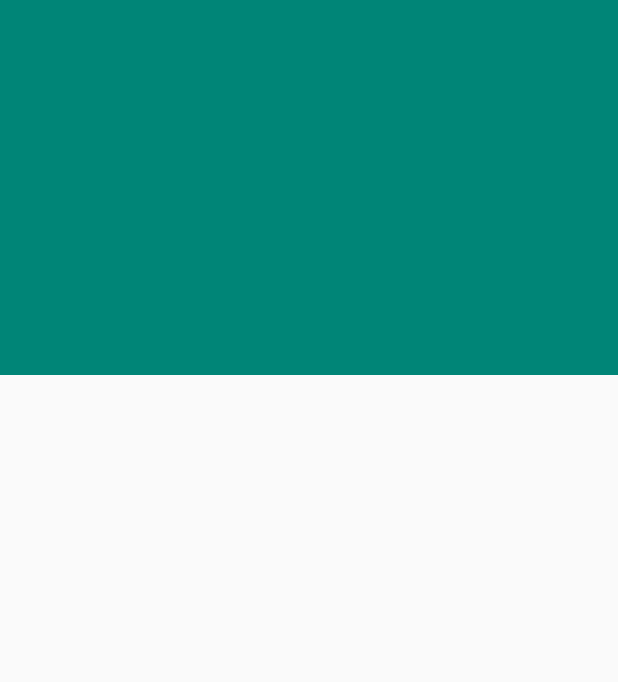
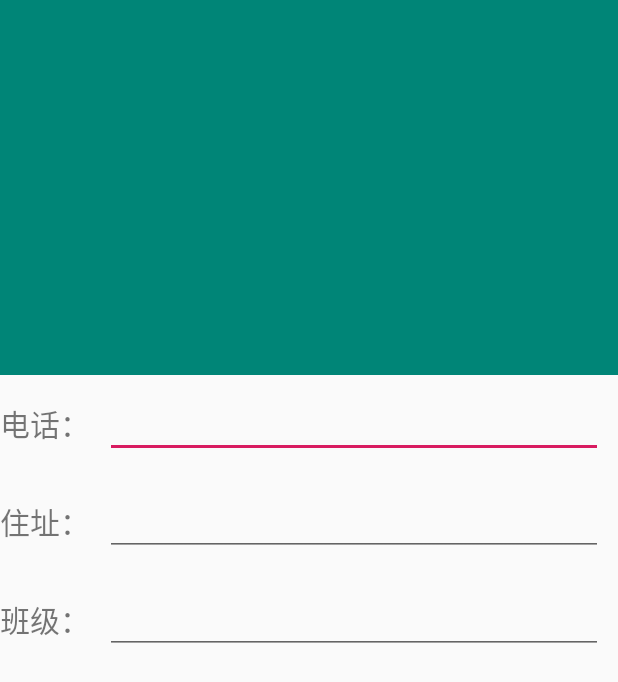
Before and after one commit to PJohnathan/address_book, an Android app: the layout activity_detail.xml on its own in the app's theme, with its tools: preview values and no code run, on a phone screen of 412 x 824 dp. Shown: the top 682 px of the screen. Run offline under Robolectric (Android 15) with nearby library versions, the phone set to English and light mode, and no system bars.

Commit message:
加入添加信息界面

```diff
--- a/app/build.gradle
+++ b/app/build.gradle
@@ -25,4 +25,7 @@ dependencies {
     testImplementation 'junit:junit:4.12'
     androidTestImplementation 'com.android.support.test:runner:1.0.2'
     androidTestImplementation 'com.android.support.test.espresso:espresso-core:3.0.2'
+
+    implementation 'com.android.support:design:28.0.0'
+
 }
--- a/app/src/main/AndroidManifest.xml
+++ b/app/src/main/AndroidManifest.xml
@@ -17,7 +17,10 @@
             </intent-filter>
         </activity>
         <activity android:name=".tongxunlu" />
-        <activity android:name=".Detail"></activity>
+        <activity android:name=".Detail"
+            android:theme="@style/Detail">
+
+        </activity>
     </application>
 
 </manifest>
--- a/app/src/main/res/layout/activity_detail.xml
+++ b/app/src/main/res/layout/activity_detail.xml
@@ -9,12 +9,94 @@
         android:layout_width="match_parent"
         android:layout_height="250dp">
 
-    <android.support.design.widget.CollapsingToolbarLayout
-        android:id="@+id/collapsing_bar"
+        <android.support.design.widget.CollapsingToolbarLayout
+            android:id="@+id/collapsing_toolbar"
+            android:layout_width="match_parent"
+            android:layout_height="match_parent"
+            android:contentDescription="?attr/colorPrimary"
+            android:fitsSystemWindows="true"
+            android:theme="@style/ThemeOverlay.AppCompat.Dark.ActionBar"
+            app:layout_scrollFlags="scroll|exitUntilCollapsed">
+
+            <ImageView
+                android:id="@+id/student_image_view"
+                android:layout_width="match_parent"
+                android:layout_height="match_parent"
+                android:fitsSystemWindows="true"
+                android:scaleType="centerCrop"
+                app:layout_collapseMode="parallax" />
+
+            <android.support.v7.widget.Toolbar
+                android:layout_width="match_parent"
+                android:layout_height="?attr/actionBarSize"
+                app:layout_collapseMode="pin" />
+
+        </android.support.design.widget.CollapsingToolbarLayout>
+    </android.support.design.widget.AppBarLayout>
+
+    <android.support.v4.widget.NestedScrollView
         android:layout_width="match_parent"
         android:layout_height="match_parent"
-        android:theme="@style/ThemeOvwelay.Appcampat.Dark.Actionbar"
-        app:contentScrim="?attr/colorPrimary"
-        app:layout_scrollFlags="scroll|exitUntilCollapsed" />
-    </android.support.design.widget.AppBarLayout>
+        app:layout_behavior="@string/appbar_scrolling_view_behavior">
+
+        <LinearLayout
+            android:orientation="vertical"
+            android:layout_width="match_parent"
+            android:layout_height="match_parent">
+
+            <LinearLayout
+                android:layout_width="match_parent"
+                android:layout_height="wrap_content">
+
+                <TextView
+                    android:layout_width="wrap_content"
+                    android:layout_height="wrap_content"
+                    android:text="电话："
+                    android:layout_gravity="center"
+                    android:textSize="20sp"/>
+                <EditText
+                    android:id="@+id/teltphone_text"
+                    android:layout_width="0dp"
+                    android:layout_height="wrap_content"
+                    android:layout_margin="10dp"
+                    android:layout_weight="1"/>
+            </LinearLayout>
+
+            <LinearLayout
+                android:layout_width="match_parent"
+                android:layout_height="wrap_content">
+
+                <TextView
+                    android:layout_width="wrap_content"
+                    android:layout_height="wrap_content"
+                    android:text="住址："
+                    android:layout_gravity="center"
+                    android:textSize="20sp"/>
+                <EditText
+                    android:id="@+id/address_text"
+                    android:layout_width="0dp"
+                    android:layout_height="wrap_content"
+                    android:layout_margin="10dp"
+                    android:layout_weight="1"/>
+            </LinearLayout>
+            <LinearLayout
+                android:layout_width="match_parent"
+                android:layout_height="wrap_content">
+
+                <TextView
+                    android:layout_width="wrap_content"
+                    android:layout_height="wrap_content"
+                    android:text="班级："
+                    android:layout_gravity="center"
+                    android:textSize="20sp"/>
+                <EditText
+                    android:id="@+id/class_text"
+                    android:layout_width="0dp"
+                    android:layout_height="wrap_content"
+                    android:layout_margin="10dp"
+                    android:layout_weight="1"/>
+            </LinearLayout>
+        </LinearLayout>
+
+    </android.support.v4.widget.NestedScrollView>
 </android.support.design.widget.CoordinatorLayout>
--- a/app/src/main/res/values/styles.xml
+++ b/app/src/main/res/values/styles.xml
@@ -6,6 +6,11 @@
         <item name="colorPrimary">@color/colorPrimary</item>
         <item name="colorPrimaryDark">@color/colorPrimaryDark</item>
         <item name="colorAccent">@color/colorAccent</item>
+        <item name="android:actionMenuTextAppearance">@style/MyMenuTextStyle</item>
     </style>
 
+    <style name="Detail" parent="Theme.AppCompat.Light.NoActionBar"></style>
+    <style name="MyMenuTextStyle">
+        <item name="android:textSize">30sp</item>
+    </style>
 </resources>
```
Also changed, not shown: app/src/main/java/com/example/zhku/classaddresslist/Detail.java (+35 -0 lines), app/src/main/java/com/example/zhku/classaddresslist/tongxunlu.java (+46 -2 lines), app/src/main/res/layout/activity_tongxunlu.xml (+7 -18 lines), app/src/main/res/layout/add_students.xml (added, +91 -0 lines), app/src/main/res/menu/title.xml (added, +10 -0 lines), app/src/main/res/menu/toolbar.xml (added, +18 -0 lines), app/src/main/res/values/arrays.xml (+9 -14 lines).
